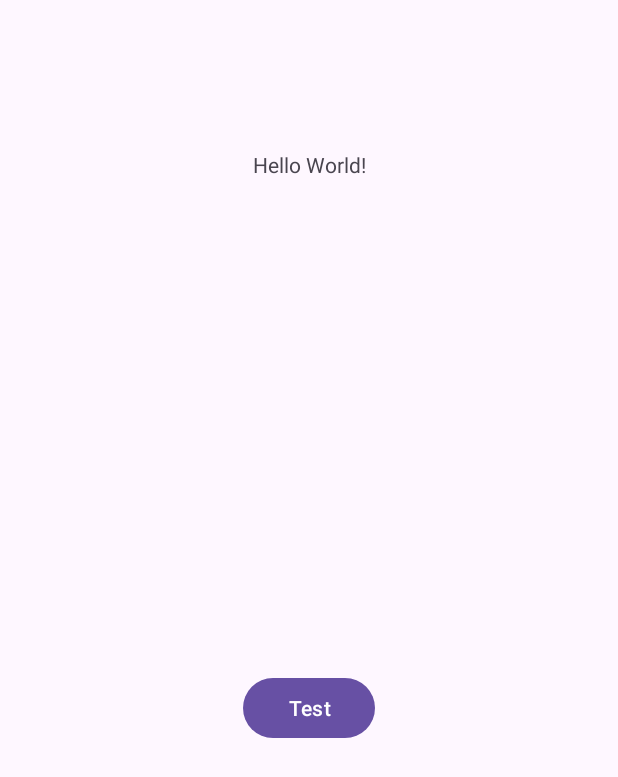
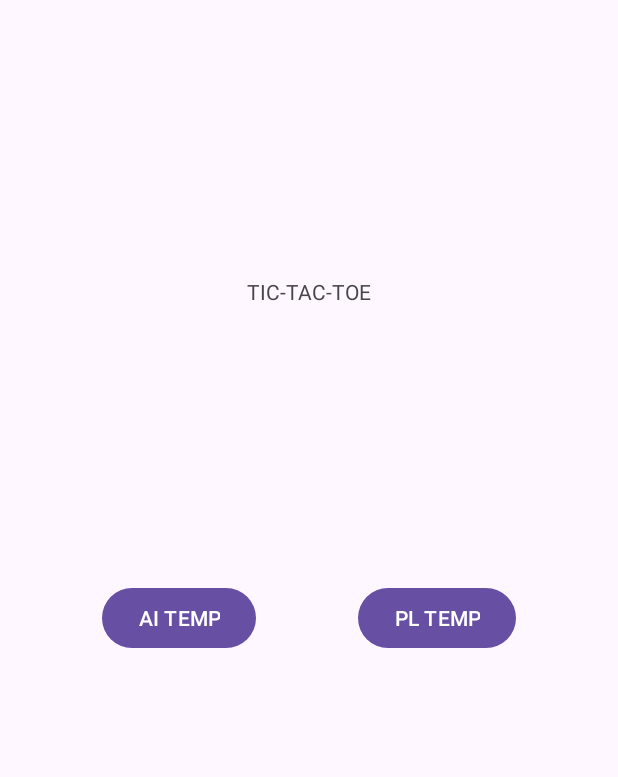
Before and after one commit to Ryan-Liebregts/MadAssignment, an Android app: the screen it shows after launch (MainActivity), on a phone screen of 412 x 824 dp. Shown: the top 777 px of the screen. Run offline under Robolectric (Android 15) with nearby library versions, the phone set to English and light mode, and no system bars.

Commit message:
Draft Menu Fragment and Board Fragment added

```diff
--- a/app/src/main/java/com/example/madassignment/MainActivity.java
+++ b/app/src/main/java/com/example/madassignment/MainActivity.java
@@ -1,15 +1,62 @@
 package com.example.madassignment;
 
 import androidx.appcompat.app.AppCompatActivity;
+import androidx.fragment.app.Fragment;
+import androidx.fragment.app.FragmentManager;
+import androidx.lifecycle.Observer;
+import androidx.lifecycle.ViewModelProvider;
+
 import android.os.Bundle;
 
 public class MainActivity extends AppCompatActivity {
 
+    // Declare viewModel parameters
+    NavigationData navigationData;
     @Override
     protected void onCreate(Bundle savedInstanceState) {
         super.onCreate(savedInstanceState);
         setContentView(R.layout.activity_main);
         String test;
         int var;
+
+        // Create viewModels
+        navigationData = new ViewModelProvider(this).get(NavigationData.class);
+
+        navigationData.clickedValue.observe(this, new Observer<Integer>() {
+            @Override
+            public void onChanged(Integer integer) {
+                if (integer == 0) {
+                    loadMenuFragment();
+                }
+                if (integer == 1) {
+                    boardFragment();
+                }
+            }
+        });
     }
+
+    private void loadMenuFragment() {
+        FragmentManager fm = getSupportFragmentManager();
+        Fragment noteFragment = fm.findFragmentById(R.id.menu_container);
+
+        if (noteFragment != null) {
+            fm.beginTransaction().remove(noteFragment).commit();
+        }
+
+        MenuFragment menuFragment = new MenuFragment();
+        fm.beginTransaction().replace(R.id.menu_container, menuFragment, "menuFragment").commit();
+    }
+
+    private void boardFragment() {
+        FragmentManager fm = getSupportFragmentManager();
+        Fragment noteFragment = fm.findFragmentById(R.id.board_container);
+
+        if (noteFragment != null) {
+            fm.beginTransaction().remove(noteFragment).commit();
+        }
+
+        BoardFragment boardFragment = new BoardFragment();
+        fm.beginTransaction().replace(R.id.board_container, boardFragment, "boardFragment").commit();
+    }
+
 }
--- /dev/null
+++ b/app/src/main/java/com/example/madassignment/MenuFragment.java
@@ -0,0 +1,92 @@
+package com.example.madassignment;
+
+import android.os.Bundle;
+
+import androidx.fragment.app.Fragment;
+import androidx.lifecycle.ViewModelProvider;
+
+import android.view.LayoutInflater;
+import android.view.View;
+import android.view.ViewGroup;
+import android.widget.Button;
+
+/**
+ * A simple {@link Fragment} subclass.
+ * Use the {@link MenuFragment#newInstance} factory method to
+ * create an instance of this fragment.
+ */
+public class MenuFragment extends Fragment {
+
+    // TODO: Rename parameter arguments, choose names that match
+    // the fragment initialization parameters, e.g. ARG_ITEM_NUMBER
+    private static final String ARG_PARAM1 = "param1";
+    private static final String ARG_PARAM2 = "param2";
+
+    // TODO: Rename and change types of parameters
+    private Button AI_Button;
+    private Button Player_Button;
+    private String mParam2;
+
+    private NavigationData navModel;
+
+    public MenuFragment() {
+        // Required empty public constructor
+    }
+
+    /**
+     * Use this factory method to create a new instance of
+     * this fragment using the provided parameters.
+     *
+     * @param param1 Parameter 1.
+     * @param param2 Parameter 2.
+     * @return A new instance of fragment MenuFragment.
+     */
+    // TODO: Rename and change types and number of parameters
+    public static MenuFragment newInstance(String param1, String param2) {
+        MenuFragment fragment = new MenuFragment();
+        Bundle args = new Bundle();
+        args.putString(ARG_PARAM1, param1);
+        args.putString(ARG_PARAM2, param2);
+        fragment.setArguments(args);
+        return fragment;
+    }
+
+    @Override
+    public void onCreate(Bundle savedInstanceState) {
+        super.onCreate(savedInstanceState);
+        if (getArguments() != null) {
+            mParam2 = getArguments().getString(ARG_PARAM2);
+        }
+        navModel = new ViewModelProvider(getActivity()).get(NavigationData.class);
+    }
+
+    @Override
+    public View onCreateView(LayoutInflater inflater, ViewGroup container,
+                             Bundle savedInstanceState) {
+        // Inflate the layout for this fragment
+        View view = inflater.inflate(R.layout.fragment_menu, container, false);
+
+        // Define Buttons
+        AI_Button = view.findViewById(R.id.AI_Button);
+        Player_Button = view.findViewById(R.id.Player_Button);
+
+        /* Both AI_Button and Player_Button currently only direct to the board fragment
+            this is to be changed when the backend for the AI & player back-end is added.
+         */
+        AI_Button.setOnClickListener(new View.OnClickListener() {
+            @Override
+            public void onClick(View view) {
+                navModel.setClickedValue(1);
+            }
+        });
+
+        Player_Button.setOnClickListener(new View.OnClickListener() {
+            @Override
+            public void onClick(View view) {
+                navModel.setClickedValue(1);
+            }
+        });
+
+        return view;
+    }
+}
--- /dev/null
+++ b/app/src/main/java/com/example/madassignment/NavigationData.java
@@ -0,0 +1,26 @@
+package com.example.madassignment;
+
+import androidx.lifecycle.LiveData;
+import androidx.lifecycle.MediatorLiveData;
+import androidx.lifecycle.MutableLiveData;
+import androidx.lifecycle.ViewModel;
+
+public class NavigationData extends ViewModel {
+    public MutableLiveData<Integer> clickedValue;
+
+    public NavigationData(){
+        clickedValue = new MediatorLiveData<Integer>();
+        clickedValue.setValue(0);
+
+    }
+    public int getClickedValue(){
+        return clickedValue.getValue();
+    }
+    public void setClickedValue(int value){
+        clickedValue.setValue(value);
+    }
+
+
+
+
+}
--- a/app/src/main/res/layout/activity_main.xml
+++ b/app/src/main/res/layout/activity_main.xml
@@ -7,24 +7,37 @@
     android:layout_height="match_parent"
     tools:context=".MainActivity">
 
-    <TextView
-        android:id="@+id/title"
-        android:layout_width="wrap_content"
-        android:layout_height="wrap_content"
-        android:layout_marginTop="100dp"
-        android:text="Hello World!"
+    <!-- Container for the main tic-tac-toe application -->
+    <FrameLayout
+        android:id="@+id/board_container"
+        android:layout_width="match_parent"
+        android:layout_height="match_parent"
+        app:layout_constraintTop_toTopOf="parent"
         app:layout_constraintEnd_toEndOf="parent"
         app:layout_constraintStart_toStartOf="parent"
-        app:layout_constraintTop_toTopOf="parent" />
+        app:layout_constraintBottom_toBottomOf="parent">
+    </FrameLayout>
 
-    <Button
-        android:id="@+id/button"
-        android:layout_width="wrap_content"
-        android:layout_height="wrap_content"
+    <!-- Container for the menu -->
+    <FrameLayout
+        android:id="@+id/menu_container"
+        android:layout_width="match_parent"
+        android:layout_height="match_parent"
+        app:layout_constraintTop_toTopOf="parent"
         app:layout_constraintEnd_toEndOf="parent"
-        app:layout_constraintStart_toStartOf="parent"
-        app:layout_constraintTop_toBottomOf="@id/title"
-        app:layout_constraintBottom_toBottomOf="parent"
-        android:text="Test" />
+        app:layout_constraintStart_toStartOf="parent">
+
+    </FrameLayout>
+
+    <!-- Container for the settings -->
+    <FrameLayout
+        android:id="@+id/settings_container"
+        android:layout_width="match_parent"
+        android:layout_height="match_parent"
+        app:layout_constraintTop_toTopOf="parent"
+        app:layout_constraintEnd_toEndOf="parent"
+        app:layout_constraintStart_toStartOf="parent">
+
+    </FrameLayout>
 
   </androidx.constraintlayout.widget.ConstraintLayout>
--- /dev/null
+++ b/app/src/main/res/layout/fragment_menu.xml
@@ -0,0 +1,50 @@
+<?xml version="1.0" encoding="utf-8"?>
+<androidx.constraintlayout.widget.ConstraintLayout xmlns:android="http://schemas.android.com/apk/res/android"
+    xmlns:app="http://schemas.android.com/apk/res-auto"
+    xmlns:tools="http://schemas.android.com/tools"
+    android:id="@+id/menuLayout"
+    android:layout_width="match_parent"
+    android:layout_height="match_parent"
+    tools:context=".MenuFragment">
+
+    <androidx.constraintlayout.widget.ConstraintLayout
+        android:id="@+id/menuFragmentLayout"
+        android:layout_width="match_parent"
+        android:layout_height="match_parent" >
+
+        <!-- Visually appealing title to replace current -->
+        <TextView
+            android:id="@+id/menuTitle"
+            android:layout_width="wrap_content"
+            android:layout_height="wrap_content"
+            android:text="TIC-TAC-TOE"
+            app:layout_constraintTop_toTopOf="parent"
+            app:layout_constraintEnd_toEndOf="parent"
+            app:layout_constraintStart_toStartOf="parent"
+            app:layout_constraintBottom_toTopOf="@id/AI_Button" />
+
+        <!-- Temporary Button to be replaced with drawable -->
+        <Button
+            android:id="@+id/AI_Button"
+            android:layout_width="wrap_content"
+            android:layout_height="wrap_content"
+            android:text="AI TEMP"
+            app:layout_constraintBottom_toBottomOf="parent"
+            app:layout_constraintEnd_toStartOf="@+id/Player_Button"
+            app:layout_constraintStart_toStartOf="parent"
+            app:layout_constraintTop_toTopOf="parent" />
+
+        <!-- Temporary Button to be replaced with drawable -->
+        <Button
+            android:id="@+id/Player_Button"
+            android:layout_width="wrap_content"
+            android:layout_height="wrap_content"
+            android:text="PL TEMP"
+            app:layout_constraintBottom_toBottomOf="parent"
+            app:layout_constraintEnd_toEndOf="parent"
+            app:layout_constraintStart_toEndOf="@id/AI_Button"
+            app:layout_constraintTop_toTopOf="parent" />
+
+    </androidx.constraintlayout.widget.ConstraintLayout>
+
+</androidx.constraintlayout.widget.ConstraintLayout>
--- a/app/src/main/res/values/strings.xml
+++ b/app/src/main/res/values/strings.xml
@@ -1,3 +1,5 @@
 <resources>
     <string name="app_name">MadAssignment</string>
+    <!-- TODO: Remove or change this placeholder text -->
+    <string name="hello_blank_fragment">Hello blank fragment</string>
 </resources>
```
Also changed, not shown: app/src/main/java/com/example/madassignment/BoardFragment.java (added, +64 -0 lines), app/src/main/res/layout/fragment_board.xml (added, +14 -0 lines).
